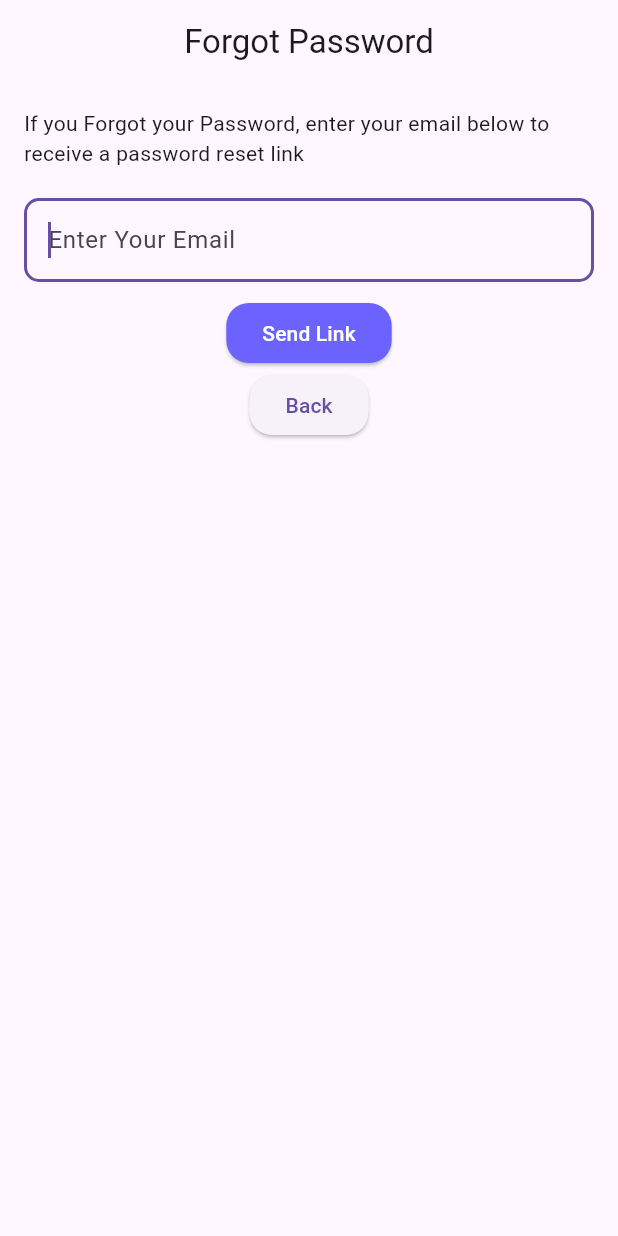
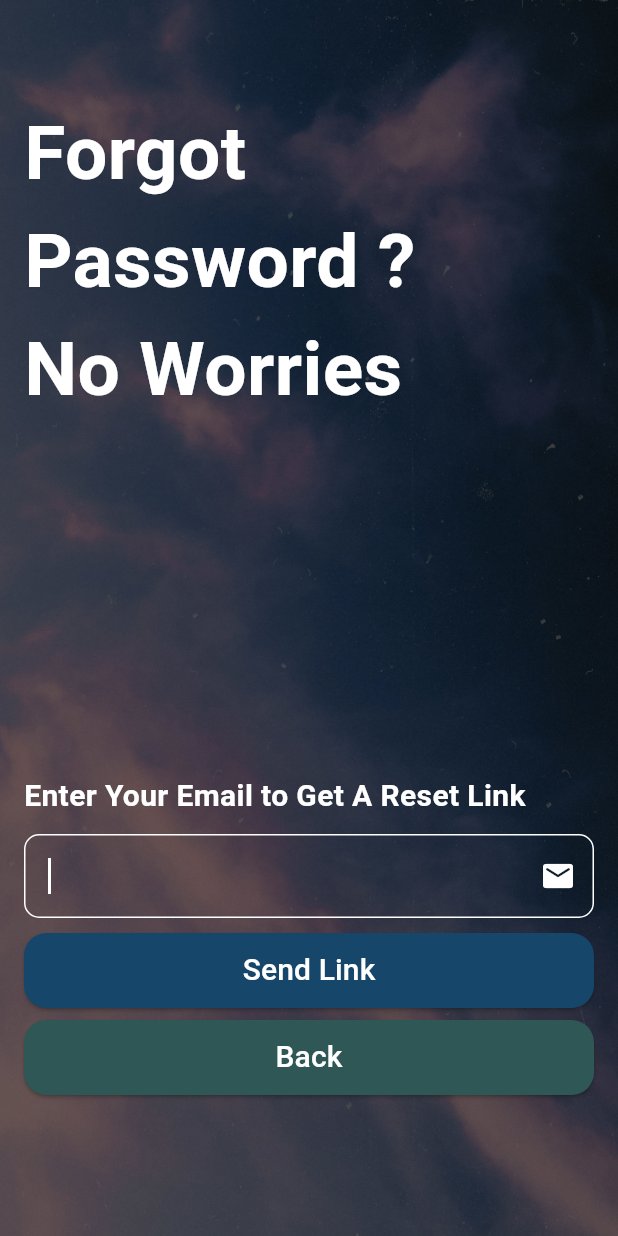
Before and after one commit to Devsonar19/My-Notes, a Flutter app: the screen it shows after launch, after a tap on "Forgot Password? Click Here", on a phone screen of 412 x 824 dp. Run offline on Flutter 3.47's test engine with Material 3 defaults, Android fonts, the phone set to English and light mode, and no system bars; our stand-ins replace bloc, cloud_firestore, equatable, firebase_auth, firebase_core, flutter_bloc and 3 more; accounts and stored records are empty; network calls fail.

Commit message:
new and improved forgot password screen, better ui arrangements

```diff
--- a/test_application/lib/views/forgot_password_view.dart
+++ b/test_application/lib/views/forgot_password_view.dart
@@ -1,5 +1,8 @@
 import 'package:flutter/material.dart';
+import 'package:flutter/services.dart';
 import 'package:flutter_bloc/flutter_bloc.dart';
+import 'package:google_fonts/google_fonts.dart';
+import 'package:hexcolor/hexcolor.dart';
 import 'package:test_application/services/auth/bloc/auth_bloc.dart';
 import 'package:test_application/services/auth/bloc/auth_state.dart';
 import 'package:test_application/utilities/dialogs/password_reset_email_sent_dialog.dart';
@@ -22,6 +25,13 @@ class _ForgotPasswordViewState extends State<ForgotPasswordView> {
   void initState() {
     _controller = TextEditingController();
     super.initState();
+    SystemChrome.setSystemUIOverlayStyle(
+        const SystemUiOverlayStyle(
+          statusBarIconBrightness: Brightness.light,
+          statusBarColor: Colors.transparent,
+          statusBarBrightness: Brightness.dark,
+        )
+    );
   }
   @override
   void dispose() {
@@ -32,7 +42,12 @@ class _ForgotPasswordViewState extends State<ForgotPasswordView> {
 
   @override
   Widget build(BuildContext context) {
-    return BlocListener<AuthBloc, AuthState>(
+    return AnnotatedRegion<SystemUiOverlayStyle>(
+        value: const SystemUiOverlayStyle(
+          statusBarIconBrightness: Brightness.light,
+        ),
+        child:
+        BlocListener<AuthBloc, AuthState>(
         listener: (context, state) async {
           if(state is AuthStateForgotPassword){
             if(state.hasSentEmail){
@@ -44,34 +59,87 @@ class _ForgotPasswordViewState extends State<ForgotPasswordView> {
             }
           }
         },
-      child: Scaffold(
-        appBar: AppBar(
-          title: const Text('Forgot Password'),
-          centerTitle: true,
+      child: Stack(
+        children:[
+          Positioned.fill(
+            child: Image.asset(
+                'assets/images/forgot_password_view_background.jpg',
+                fit: BoxFit.cover
             ),
+          ),
+          Positioned.fill(
+            child: Container(
+              color: Colors.black.withValues(alpha: 0.6),
+            ),
+          ),
+          Scaffold(
+            resizeToAvoidBottomInset: true,
+            backgroundColor: Colors.transparent,
           body: Padding(
             padding: const EdgeInsets.all(16.0),
+            child: SingleChildScrollView(
               child: Column(
                 children: [
-              const SizedBox(
-                height: 50.0,
-                child: Text('If you Forgot your Password, enter your email below to receive a password reset link'),
+                  SizedBox(
+                    height: 500.0,
+                    width: double.infinity,
+                    child: Padding(
+                      padding: const EdgeInsets.only(top: 50.0),
+                      child: Text(
+                          'Forgot Password ?\nNo Worries',
+                        style: GoogleFonts.ooohBaby(
+                          fontWeight: FontWeight.bold,
+                          fontSize: 50,
+                          color: Colors.white,
                         ),
-              const SizedBox(height: 10),
+                      ),
+                    ),
+                  ),
+                  SizedBox(
+                      height: 40,
+                    width: double.infinity,
+                    child: Text(
+                        'Enter Your Email to Get A Reset Link',
+                      style: GoogleFonts.ooohBaby(
+                          fontWeight: FontWeight.bold,
+                          fontSize: 20,
+                          color: Colors.white
+                      ),
+                    ),
+                  ),
                   TextField(
                     keyboardType: TextInputType.emailAddress,
                     autocorrect: false,
                     autofocus: true,
                     controller: _controller,
-                decoration: const InputDecoration(
-                  hintText: 'Enter Your Email',
-                  border: OutlineInputBorder(
+                    cursorColor: Colors.white,
+                    style: TextStyle(
+                      color: Colors.white,
+                    ),
+                    decoration: InputDecoration(
+                      floatingLabelBehavior: FloatingLabelBehavior.always,
+                      suffixIcon: Icon(Icons.email_rounded, color: Colors.white,),
+                      labelStyle: TextStyle(
+                        fontSize: 30,
+                        fontWeight: FontWeight.bold,
+                        fontFamily: GoogleFonts.birthstone().fontFamily,
+                        color: Colors.white,
+                      ),
+                      enabledBorder: OutlineInputBorder(
+                        borderSide: BorderSide(color: Colors.white),
+                        borderRadius: BorderRadius.all(Radius.circular(10)),
+                      ),
+                      focusedBorder: OutlineInputBorder(
+                        borderSide: BorderSide(color: Colors.white),
                         borderRadius: BorderRadius.all(Radius.circular(10)),
                       ),
                     ),
                   ),
                   const SizedBox(height: 10),
-              ElevatedButton(
+                  SizedBox(
+                    width: double.infinity,
+                    height: 50,
+                    child: ElevatedButton(
                         onPressed: (){
                           final email= _controller.text;
                           context
@@ -79,33 +147,45 @@ class _ForgotPasswordViewState extends State<ForgotPasswordView> {
                               .add(AuthEventForgotPassword(email: email));
                         },
                         style: ElevatedButton.styleFrom(
-                    backgroundColor: const Color(0xFF6C63FF),
+                          backgroundColor: HexColor('16476A'),
                           foregroundColor: Colors.white,
                           shape: RoundedRectangleBorder(
                             borderRadius: BorderRadius.circular(15),
                           ),
                         ),
-                  child: const Text('Send Link'),
+                        child: const Text('Send Link', style: TextStyle(fontSize: 20)),
 
                     ),
-              ElevatedButton(
+                  ),
+                  const SizedBox(height: 8.0),
+                  SizedBox(
+                    width: double.infinity,
+                    height: 50,
+                    child: ElevatedButton(
                       onPressed: (){
                           context.read<AuthBloc>().add(
                             const AuthEventLogOut(),
                           );
                       },
                       style: ElevatedButton.styleFrom(
+                        backgroundColor: HexColor('2F5755'),
+                        foregroundColor: Colors.white,
                         shape: RoundedRectangleBorder(
                           borderRadius: BorderRadius.circular(15),
                         ),
                       ),
-                child: const Text('Back'),
+                      child: const Text('Back', style: TextStyle(fontSize: 20)),
+                    ),
                   ),
                 ],
 
               ),
             ),
+          ),
 
+        ),
+        ]
+      ),
     ),
     );
   }
--- a/test_application/lib/views/login_view.dart
+++ b/test_application/lib/views/login_view.dart
@@ -132,9 +132,9 @@ class _LoginViewState extends State<LoginView> {
                       floatingLabelBehavior: FloatingLabelBehavior.always,
                       suffixIcon: Icon(Icons.email_rounded, color: Colors.white,),
                       labelStyle: TextStyle(
-                        fontSize: 25,
+                        fontSize: 30,
                         fontWeight: FontWeight.bold,
-                        fontFamily: GoogleFonts.courgette().fontFamily,
+                        fontFamily: GoogleFonts.birthstone().fontFamily,
                         color: Colors.white
                       ),
                       enabledBorder: OutlineInputBorder(
@@ -163,9 +163,9 @@ class _LoginViewState extends State<LoginView> {
                       floatingLabelBehavior: FloatingLabelBehavior.always,
                       suffixIcon: Icon(Icons.password_rounded, color: Colors.white,),
                       labelStyle: TextStyle(
-                        fontSize: 25,
+                        fontSize: 30,
                         fontWeight: FontWeight.bold,
-                        fontFamily: GoogleFonts.courgette().fontFamily,
+                        fontFamily: GoogleFonts.birthstone().fontFamily,
                         color: Colors.white,
                       ),
                       enabledBorder: OutlineInputBorder(
--- a/test_application/lib/views/register_view.dart
+++ b/test_application/lib/views/register_view.dart
@@ -82,7 +82,7 @@ class _RegisterViewState extends State<RegisterView> {
               ),
           ),
           Scaffold(
-            resizeToAvoidBottomInset: true,
+          resizeToAvoidBottomInset: true,
           backgroundColor: Colors.transparent,
           body: Padding(
             padding: const EdgeInsets.all(16.0),
@@ -135,9 +135,9 @@ class _RegisterViewState extends State<RegisterView> {
                       suffixIcon: Icon(Icons.email_rounded, color: Colors.white,),
                       labelStyle: TextStyle(
                         color: Colors.white,
-                        fontSize: 25,
+                        fontSize: 30,
                         fontWeight: FontWeight.bold,
-                        fontFamily: GoogleFonts.courgette().fontFamily,
+                        fontFamily: GoogleFonts.birthstone().fontFamily,
                       ),
                       enabledBorder: OutlineInputBorder(
                         borderSide: BorderSide(color: Colors.white),
@@ -165,9 +165,9 @@ class _RegisterViewState extends State<RegisterView> {
                       floatingLabelBehavior: FloatingLabelBehavior.always,
                       suffixIcon: Icon(Icons.password_rounded, color: Colors.white,),
                       labelStyle: TextStyle(
-                        fontSize: 25,
+                        fontSize: 30,
                         fontWeight: FontWeight.bold,
-                        fontFamily: GoogleFonts.courgette().fontFamily,
+                        fontFamily: GoogleFonts.birthstone().fontFamily,
                         color: Colors.white,
                       ),
                       enabledBorder: OutlineInputBorder(
--- a/test_application/pubspec.yaml
+++ b/test_application/pubspec.yaml
@@ -56,3 +56,4 @@ flutter:
   assets:
     - assets/images/login_view_background.jpg
     - assets/images/register_view_background.jpg
+    - assets/images/forgot_password_view_background.jpg
```
Also changed, not shown: test_application/assets/images/forgot_password_view_background.jpg (added). Lines whose indentation alone changed are shown as unchanged.
